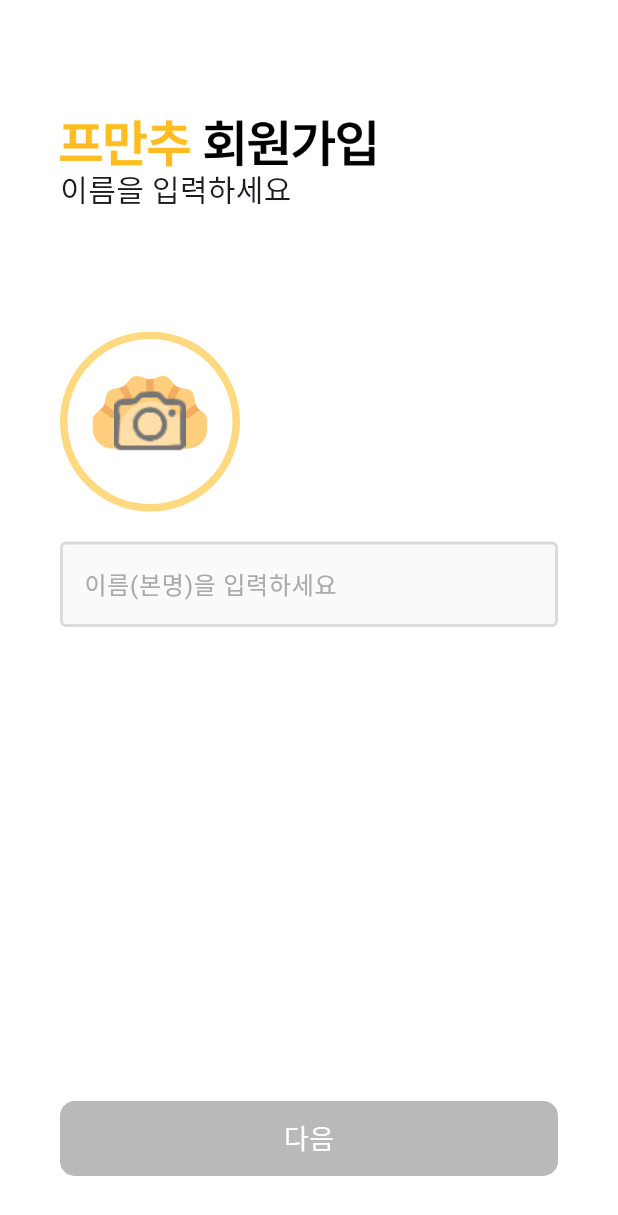
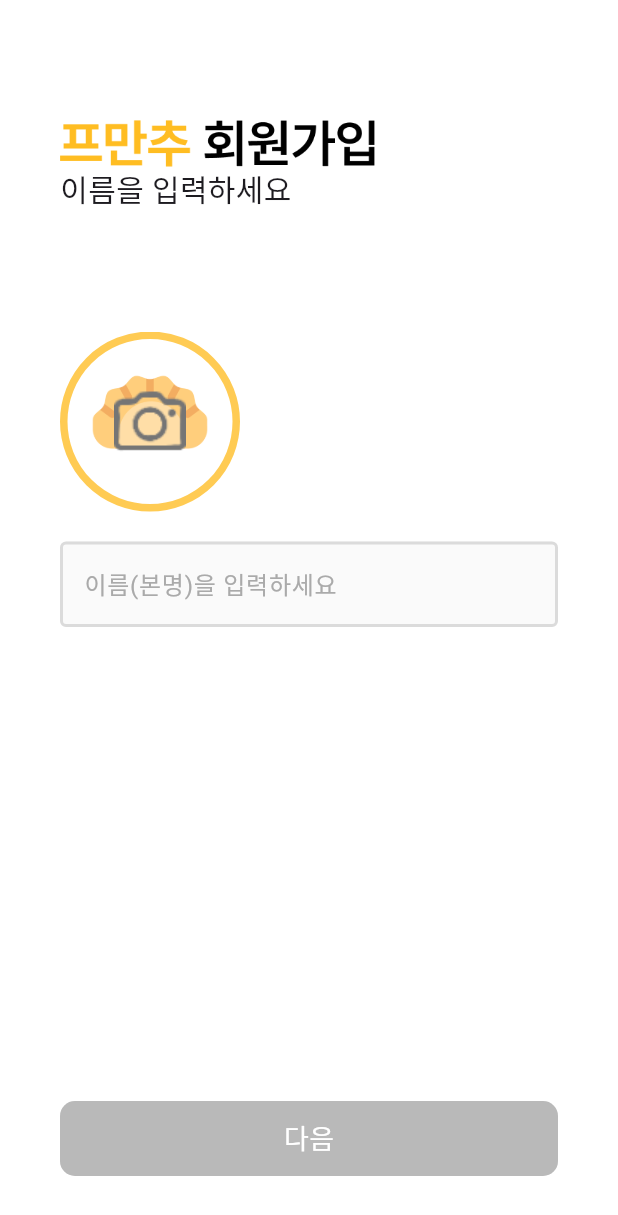
Before and after one commit to Pmanchu-Service/Pmanchu_FLUTTER, a Flutter app: the SignUpPage screen opened directly, on a phone screen of 412 x 824 dp. Shown: the top 1215 px of the screen. Run offline on Flutter 3.47's test engine with Material 3 defaults, Android fonts, the phone set to English and light mode, and no system bars; our stand-ins replace image_picker; Roboto replaces fonts that are missing (Pretendard).

Commit message:
design - color

```diff
--- a/lib/design/color.dart
+++ b/lib/design/color.dart
@@ -1,10 +1,10 @@
 import 'dart:ui';
 
-const Color main1 = Color(0xFFFFE7AF);
-const Color main2 = Color(0xFFFFD97F);
-const Color main3 = Color(0xFFFFCB53);
-const Color main4 = Color(0xFFFFBD22);
-const Color main5 = Color(0xFFFFB300);
+const Color main1 = Color(0xFFFFD97F);
+const Color main2 = Color(0xFFFFCB53);
+const Color main3 = Color(0xFFFFBD22);
+const Color main4 = Color(0xFFFFB300);
+const Color main5 = Color(0xFFFAA600);
 
 
 const Color gray1 = Color(0xFFFAFAFA);
```
